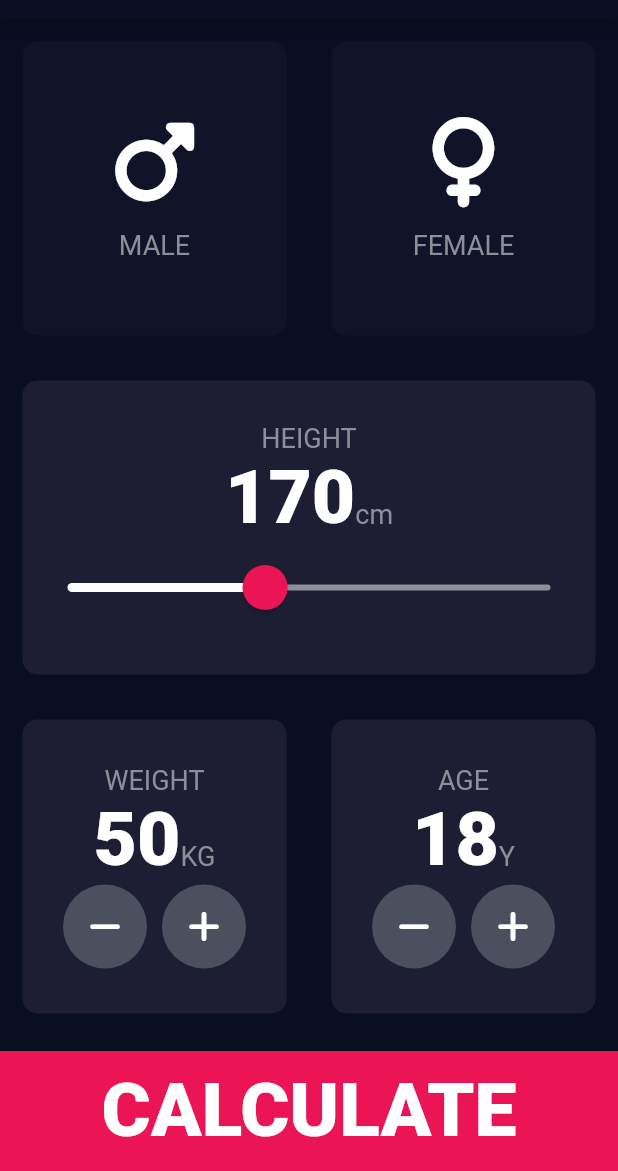
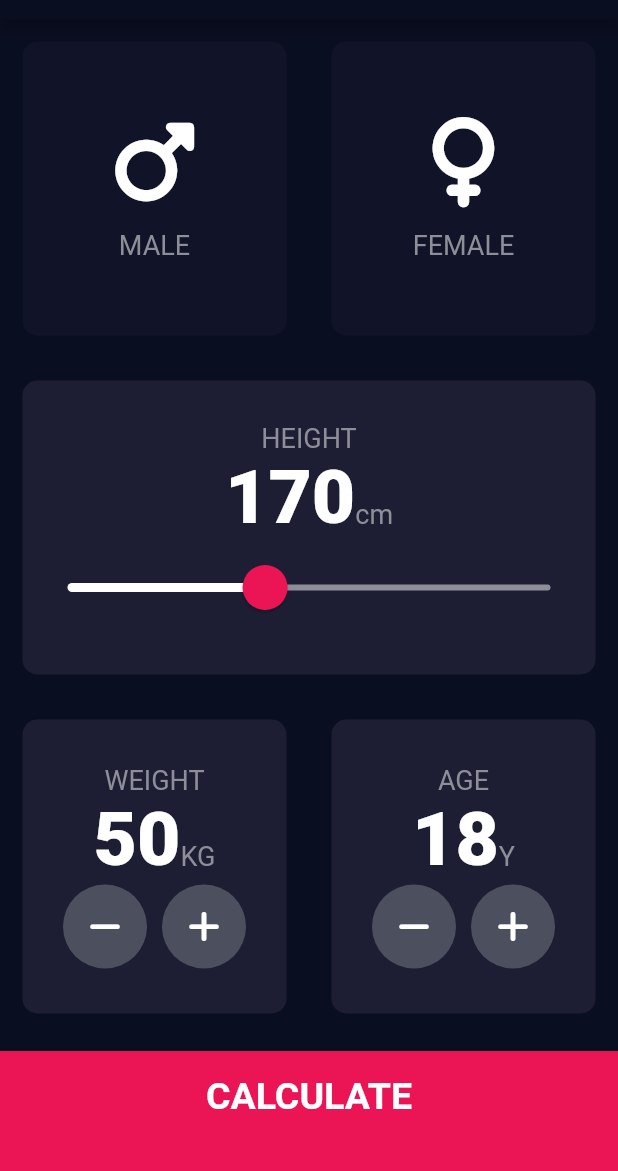
Before and after one commit to Himal-Thapa1/BMI_Calculator_htm_flutter, a Flutter app: the screen it shows after launch, on a phone screen of 412 x 824 dp, the part 65-1236 px from its top. Run offline on Flutter 3.47's test engine with Material 2 defaults, Android fonts, the phone set to English and light mode, and no system bars; our stand-ins replace font_awesome_flutter.

```diff
--- /dev/null
+++ b/lib/buttom_button.dart
@@ -0,0 +1,32 @@
+import 'package:flutter/material.dart';
+import 'constants.dart';
+import 'result_page.dart';
+
+class BottomButton extends StatelessWidget {
+
+  BottomButton({required this.onTap, required this.buttonTitle});
+
+  final String buttonTitle;
+    final VoidCallback?  onTap;
+  @override
+  Widget build(BuildContext context) {
+    return GestureDetector(
+      onTap: onTap,
+      child: Container(
+        child: Center(
+            child: Padding(
+          padding: const EdgeInsets.only(bottom: 20.0),
+          child: Text(
+            buttonTitle,
+            style: kLargeTextStyle,
+          ),
+        )),
+        color: kbottomContainerColor,
+        margin: EdgeInsets.only(top: 10.0),
+        width: double
+            .infinity, //this code changes the bottom width to devices max device width.
+        height: kbottomContainerHeight,
+      ),
+    );
+  }
+}
--- a/lib/input_page.dart
+++ b/lib/input_page.dart
@@ -5,6 +5,7 @@ import 'icon_content.dart';
 import 'constants.dart';
 import 'roundIconButton.dart';
 import 'result_page.dart';
+import 'buttom_button.dart';
 
 enum Gender { male, female, others }
 
@@ -229,24 +230,9 @@ class _InputPageState extends State<InputPage> {
               ],
             ),
           ),
-          GestureDetector(
-            onTap: () {
-              Navigator.push(context,
-                  MaterialPageRoute(builder: (context) => ReultPage()));
-            },
-            child: Container(
-              child: Center(
-                  child: Text(
-                "CALCULATE",
-                style: knumberStyle,
-              )),
-              color: kbottomContainerColor,
-              margin: EdgeInsets.only(top: 10.0),
-              width: double
-                  .infinity, //this code changes the bottom width to devices max device width.
-              height: kbottomContainerHeight,
-            ),
-          ),
+          BottomButton(buttonTitle: 'CALCULATE', onTap: (){
+            Navigator.push(context, MaterialPageRoute(builder: (context)=> ReultPage()));
+          },),
         ],
       ),
     );
--- a/lib/reusable_card.dart
+++ b/lib/reusable_card.dart
@@ -1,10 +1,11 @@
 import 'package:flutter/material.dart';
 class ReusableCard extends StatelessWidget {
-  ReusableCard({required this.rang, required this.cardChild , required this.onPress});
+  ReusableCard({required this.rang, required this.cardChild , this.onPress});
   final Color rang;
   final Widget cardChild;
   // final Function onPress; this is showing a error saying that this makes the code onTap: onPress makes take a function with a parameter but ontap doesnot expects it, It expects void funciton so added the   final VoidCallback onPress; to make it void function.
-    final VoidCallback onPress;
+    // final VoidCallback onPress;
+    final VoidCallback? onPress;
   @override
   Widget build(BuildContext context) {
     return GestureDetector(
```
Also changed, not shown: lib/constants.dart (+28 -2 lines), lib/result_page.dart (+39 -1 lines).
